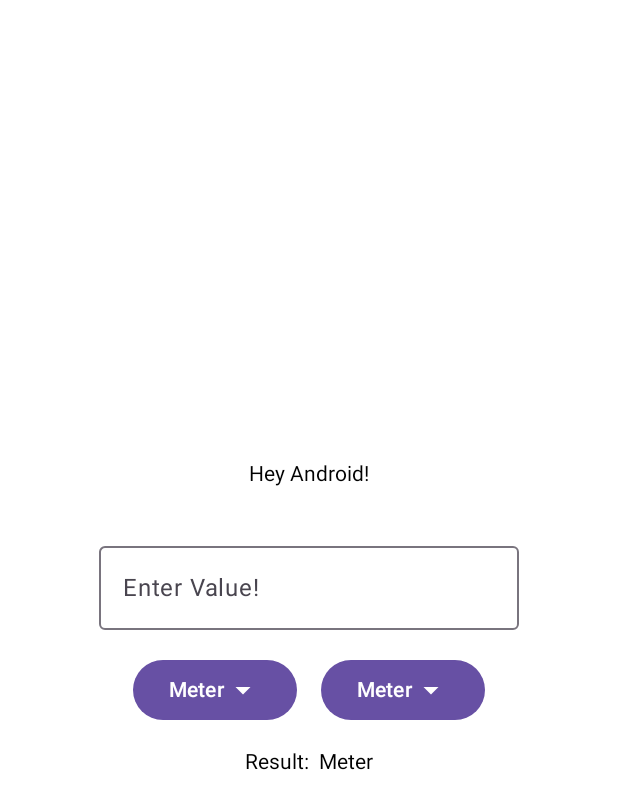
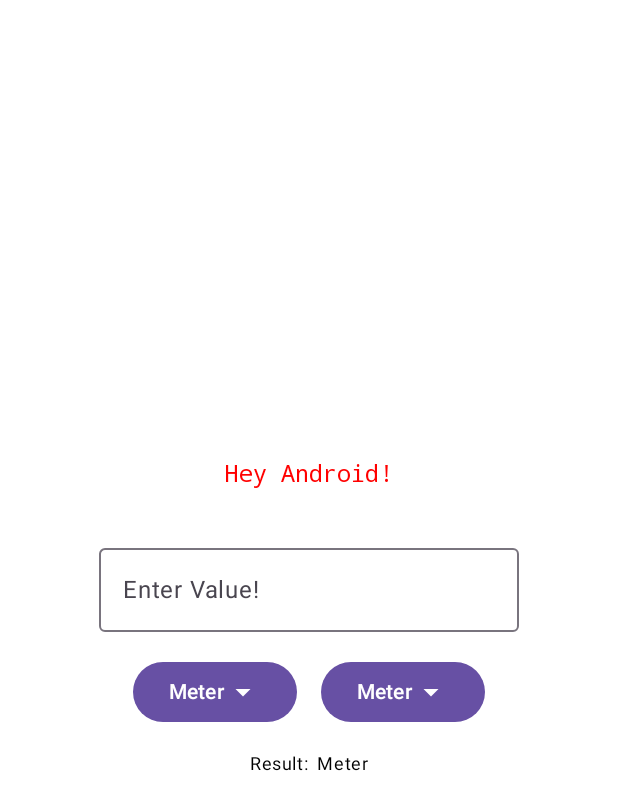
Before and after one commit to PrinceNand/Unit-Converter-Kotlin, an Android app built with Jetpack Compose: the @Preview function UnitConverterPreview, on a phone screen of 412 x 824 dp. Shown: the top 810 px of the screen. Run offline under Robolectric (Android 15) with nearby library versions, the phone set to English and light mode, and no system bars.

Commit message:
Kotlin-Learn: 14.Custom styles and changing text style

```diff
--- a/app/src/main/java/com/project/unitconverterkotlin/MainActivity.kt
+++ b/app/src/main/java/com/project/unitconverterkotlin/MainActivity.kt
@@ -20,6 +20,7 @@ import androidx.compose.material3.Button
 import androidx.compose.material3.DropdownMenu
 import androidx.compose.material3.DropdownMenuItem
 import androidx.compose.material3.Icon
+import androidx.compose.material3.MaterialTheme
 import androidx.compose.material3.OutlinedTextField
 import androidx.compose.material3.Scaffold
 import androidx.compose.material3.Text
@@ -30,9 +31,13 @@ import androidx.compose.runtime.remember
 import androidx.compose.runtime.setValue
 import androidx.compose.ui.Alignment
 import androidx.compose.ui.Modifier
+import androidx.compose.ui.graphics.Color
 import androidx.compose.ui.platform.LocalContext
+import androidx.compose.ui.text.TextStyle
+import androidx.compose.ui.text.font.FontFamily
 import androidx.compose.ui.tooling.preview.Preview
 import androidx.compose.ui.unit.dp
+import androidx.compose.ui.unit.sp
 import com.project.unitconverterkotlin.ui.theme.UnitConverterKotlinTheme
 import kotlin.math.roundToInt
 
@@ -76,13 +81,21 @@ fun UnitConverter(name: String, modifier: Modifier){
         outputValue = result.toString()
     }
 
+    // custom styles
+    val customTextStyle = TextStyle(
+        fontFamily = FontFamily.Monospace,
+        fontSize = 16.sp,
+        color = Color.Red
+    )
+
     Column(
         modifier = Modifier.fillMaxSize(),
         verticalArrangement = Arrangement.Center,
         horizontalAlignment = Alignment.CenterHorizontally
     ) {
 //        val context = LocalContext.current;
-        Text(text = name)
+        Text(text = name,
+            style = customTextStyle)
         Spacer(modifier = Modifier.height(16.dp))
         OutlinedTextField(
             value = inputValue,
@@ -164,7 +177,8 @@ fun UnitConverter(name: String, modifier: Modifier){
         }
 
         Spacer(modifier = Modifier.height(16.dp))
-        Text(text = "Result: $outputValue $outputUnit")
+        Text(text = "Result: $outputValue $outputUnit",
+            style = MaterialTheme.typography.bodySmall)
     }
 }
 
```
